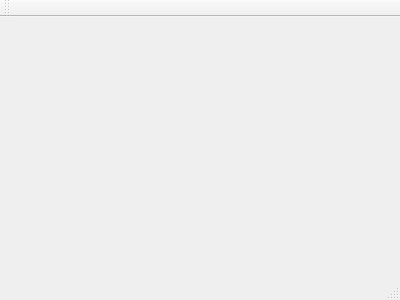
The window that QtReadini/mainwindow.ui (dahaifeige/QtExample) describes before a commit, drawn with Qt 5.
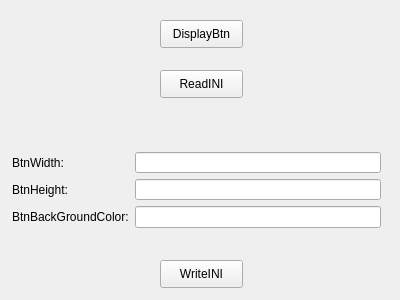
The same window after the commit.

Patch:
```diff
--- a/QtReadini/mainwindow.ui
+++ b/QtReadini/mainwindow.ui
@@ -12,13 +12,91 @@
   <property name="windowTitle" >
    <string>MainWindow</string>
   </property>
-  <widget class="QMenuBar" name="menuBar" />
-  <widget class="QToolBar" name="mainToolBar" />
-  <widget class="QWidget" name="centralWidget" />
-  <widget class="QStatusBar" name="statusBar" />
+  <widget class="QWidget" name="centralWidget">
+   <widget class="QPushButton" name="displayBtn">
+    <property name="geometry">
+     <rect>
+      <x>160</x>
+      <y>20</y>
+      <width>83</width>
+      <height>28</height>
+     </rect>
+    </property>
+    <property name="text">
+     <string>DisplayBtn</string>
+    </property>
+   </widget>
+   <widget class="QPushButton" name="readINIBtn">
+    <property name="geometry">
+     <rect>
+      <x>160</x>
+      <y>70</y>
+      <width>83</width>
+      <height>28</height>
+     </rect>
+    </property>
+    <property name="text">
+     <string>ReadINI</string>
+    </property>
+   </widget>
+   <widget class="QPushButton" name="writeINIBtn">
+    <property name="geometry">
+     <rect>
+      <x>160</x>
+      <y>260</y>
+      <width>83</width>
+      <height>28</height>
+     </rect>
+    </property>
+    <property name="text">
+     <string>WriteINI</string>
+    </property>
+   </widget>
+   <widget class="QWidget" name="">
+    <property name="geometry">
+     <rect>
+      <x>1</x>
+      <y>141</y>
+      <width>391</width>
+      <height>98</height>
+     </rect>
+    </property>
+    <layout class="QFormLayout" name="formLayout">
+     <item row="0" column="0">
+      <widget class="QLabel" name="label_3">
+       <property name="text">
+        <string>BtnWidth:</string>
+       </property>
+      </widget>
+     </item>
+     <item row="0" column="1">
+      <widget class="QLineEdit" name="widthLineEdit"/>
+     </item>
+     <item row="1" column="0">
+      <widget class="QLabel" name="label">
+       <property name="text">
+        <string>BtnHeight:</string>
+       </property>
+      </widget>
+     </item>
+     <item row="1" column="1">
+      <widget class="QLineEdit" name="heightLineEdit"/>
+     </item>
+     <item row="2" column="0">
+      <widget class="QLabel" name="label_2">
+       <property name="text">
+        <string>BtnBackGroundColor:</string>
+       </property>
+      </widget>
+     </item>
+     <item row="2" column="1">
+      <widget class="QLineEdit" name="colorLineEdit"/>
+     </item>
+    </layout>
+   </widget>
+  </widget>
  </widget>
- <layoutDefault spacing="6" margin="11" />
- <pixmapfunction></pixmapfunction>
+ <layoutdefault spacing="6" margin="11"/>
  <resources/>
  <connections/>
 </ui>
```
Left out of the diff: 7 changed lines with no effect on the pictures.
